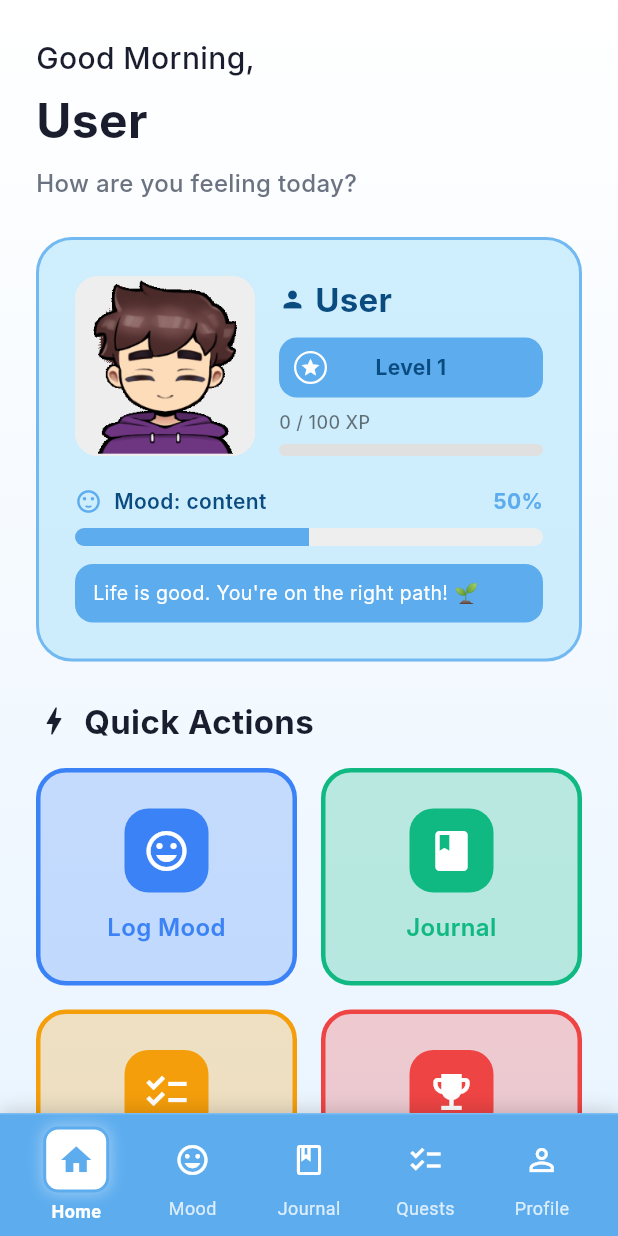
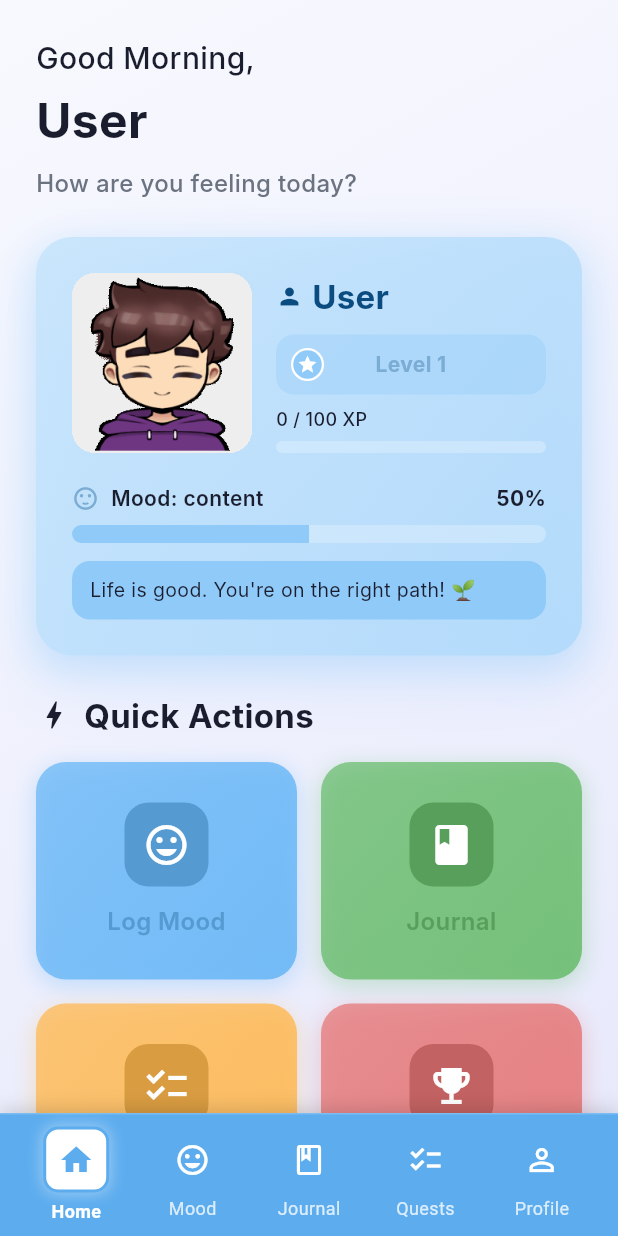
Before and after one commit to CSLiI/Gamified-mental-health-app, a Flutter app: the HomeNavigation screen opened by its route, on a phone screen of 412 x 824 dp. Run offline on Flutter 3.47's test engine with Material 3 defaults, Android fonts, the phone set to English and light mode, and no system bars; our stand-ins replace dio, flutter_riverpod, flutter_secure_storage, go_router, lottie, shared_preferences; accounts and stored records are empty; network calls fail; Roboto replaces fonts that are missing (Inter).

Commit message:
home page redesign

```diff
--- a/mental_health_app/lib/core/constants/app_colors.dart
+++ b/mental_health_app/lib/core/constants/app_colors.dart
@@ -1,15 +1,15 @@
 import 'package:flutter/material.dart';
 
 class AppColors {
-  // Primary Colors - Calming blue/purple theme
-  static const Color primary = Color(0xFF6B4EFF);
-  static const Color primaryLight = Color(0xFF9B7EFF);
-  static const Color primaryDark = Color(0xFF4A2FCC);
+  // Primary Colors - Calming sage green theme
+  static const Color primary = Color(0xFF7FB3A7);
+  static const Color primaryLight = Color(0xFFA8D5C9);
+  static const Color primaryDark = Color(0xFF5A9488);
 
-  // Secondary Colors - Warm accent
-  static const Color secondary = Color(0xFFFF6B9D);
-  static const Color secondaryLight = Color(0xFFFF9BBD);
-  static const Color secondaryDark = Color(0xFFCC4A7A);
+  // Secondary Colors - Soft lavender accent
+  static const Color secondary = Color(0xFFB4A5D8);
+  static const Color secondaryLight = Color(0xFFD4C9E8);
+  static const Color secondaryDark = Color(0xFF9382BC);
 
   // Background Colors - Sky Blue Theme (Darker/More Visible)
   static const Color background = Color(0xFFB3E5FC); // Medium sky blue
@@ -21,31 +21,31 @@ class AppColors {
   static const Color textSecondary = Color(0xFF6B7280);
   static const Color textTertiary = Color(0xFF9CA3AF);
 
-  // Mood Colors
-  static const Color moodHappy = Color(0xFFFFC107);
-  static const Color moodSad = Color(0xFF64B5F6);
-  static const Color moodAnxious = Color(0xFFFF7043);
-  static const Color moodCalm = Color(0xFF66BB6A);
-  static const Color moodAngry = Color(0xFFEF5350);
-  static const Color moodTired = Color(0xFF9575CD);
+  // Mood Colors - Softer, therapeutic tones
+  static const Color moodHappy = Color(0xFFFDD88C);
+  static const Color moodSad = Color(0xFF8BAED1);
+  static const Color moodAnxious = Color(0xFFE8A598);
+  static const Color moodCalm = Color(0xFF9BC9A3);
+  static const Color moodAngry = Color(0xFFD9897C);
+  static const Color moodTired = Color(0xFFB2A1CD);
 
-  // Character States
-  static const Color stateThriving = Color(0xFF4CAF50);
-  static const Color stateContent = Color(0xFF8BC34A);
-  static const Color stateStruggling = Color(0xFFFF9800);
-  static const Color stateNeedsSupport = Color(0xFFFF5252);
+  // Character States - Gentle wellness indicators
+  static const Color stateThriving = Color(0xFF81C784);
+  static const Color stateContent = Color(0xFFA5D6A7);
+  static const Color stateStruggling = Color(0xFFFFB74D);
+  static const Color stateNeedsSupport = Color(0xFFEF9A9A);
 
-  // Environment Colors
-  static const Color envVibrant = Color(0xFFFFD54F);
-  static const Color envPeaceful = Color(0xFF81C784);
-  static const Color envCloudy = Color(0xFFB0BEC5);
-  static const Color envStormy = Color(0xFF78909C);
+  // Environment Colors - Nature-inspired calm
+  static const Color envVibrant = Color(0xFFFEE8A7);
+  static const Color envPeaceful = Color(0xFFA8D5BA);
+  static const Color envCloudy = Color(0xFFD4DBE5);
+  static const Color envStormy = Color(0xFFA4B0BE);
 
-  // Status Colors
-  static const Color success = Color(0xFF10B981);
-  static const Color warning = Color(0xFFF59E0B);
-  static const Color error = Color(0xFFEF4444);
-  static const Color info = Color(0xFF3B82F6);
+  // Status Colors - Softer feedback
+  static const Color success = Color(0xFF66BB6A);
+  static const Color warning = Color(0xFFFFB74D);
+  static const Color error = Color(0xFFE57373);
+  static const Color info = Color(0xFF64B5F6);
 
   // Rarity Colors (for rewards)
   static const Color rarityCommon = Color(0xFF9E9E9E);
@@ -53,12 +53,12 @@ class AppColors {
   static const Color rarityEpic = Color(0xFF9C27B0);
   static const Color rarityLegendary = Color(0xFFFF9800);
 
-  // Game Theme Colors (new)
-  static const Color gameBlue = Color(0xFF5B8CFF);
-  static const Color gamePurple = Color(0xFF9678FF);
-  static const Color gameGreen = Color(0xFF4ECDC4);
-  static const Color gamePink = Color(0xFFFF6B8B);
-  static const Color gameYellow = Color(0xFFFFD166);
+  // Game Theme Colors - Calming pastels
+  static const Color gameBlue = Color(0xFF90CAF9);
+  static const Color gamePurple = Color(0xFFB39DDB);
+  static const Color gameGreen = Color(0xFF80CBC4);
+  static const Color gamePink = Color(0xFFF48FB1);
+  static const Color gameYellow = Color(0xFFFFF59D);
 
   // Gradients
   static const LinearGradient primaryGradient = LinearGradient(
@@ -90,27 +90,30 @@ class AppColors {
     end: Alignment.bottomRight,
   );
 
-  // Game Theme Gradients (new)
+  // Game Theme Gradients - Therapeutic and calming
   static const LinearGradient softGameGradient = LinearGradient(
-    colors: [Color(0xFF8093F1), Color(0xFF6DD3CE)], // Soft blue to teal
+    colors: [Color(0xFFB3E5F0), Color(0xFFC5E8D4)], // Sky to sage
     begin: Alignment.topCenter,
     end: Alignment.bottomCenter,
   );
 
   static const LinearGradient dreamyGradient = LinearGradient(
-    colors: [Color(0xFF7F7FD5), Color(0xFF91EAE4)], // Purple to aqua
+    colors: [Color(0xFFD4C5E8), Color(0xFFB3E5F0)], // Lavender to sky
     begin: Alignment.topCenter,
     end: Alignment.bottomCenter,
   );
 
   static const LinearGradient galaxyGradient = LinearGradient(
-    colors: [Color(0xFF434343), Color(0xFF394879)], // Dark to space blue
+    colors: [
+      Color(0xFF7986A6),
+      Color(0xFF8BA3C4)
+    ], // Muted indigo to periwinkle
     begin: Alignment.topCenter,
     end: Alignment.bottomCenter,
   );
 
   static const LinearGradient pastelsGradient = LinearGradient(
-    colors: [Color(0xFFA8E6CF), Color(0xFFDCEDC8)], // Mint to pale green
+    colors: [Color(0xFFBFE3D0), Color(0xFFE8F5E0)], // Mint to pale green
     begin: Alignment.topCenter,
     end: Alignment.bottomCenter,
   );
--- a/mental_health_app/lib/presentation/screens/home/home_screen.dart
+++ b/mental_health_app/lib/presentation/screens/home/home_screen.dart
@@ -115,22 +115,21 @@ class _HomeScreenState extends State<HomeScreen> {
     return Container(
       decoration: const BoxDecoration(
         gradient: LinearGradient(
+          begin: Alignment.topLeft,
+          end: Alignment.bottomRight,
           colors: [
-            Color(0xFFFFFFFF), // Pure white at top
-            Color(0xFFF5FAFF), // Very light blue-white
-            Color(0xFFEBF5FF), // Soft pastel blue-white
+            Color(0xFFF8F9FE),
+            Color(0xFFE8EAFC),
           ],
-          begin: Alignment.topCenter,
-          end: Alignment.bottomCenter,
-          stops: [0.0, 0.5, 1.0],
         ),
       ),
       child: SafeArea(
         child: _isLoading
             ? const Center(
                 child: CircularProgressIndicator(
-                valueColor: AlwaysStoppedAnimation<Color>(Colors.white),
-              ))
+                  valueColor: AlwaysStoppedAnimation<Color>(Colors.white),
+                ),
+              )
             : RefreshIndicator(
                 onRefresh: _loadData,
                 color: const Color(0xFF5CACEE),
@@ -218,26 +217,63 @@ class _HomeScreenState extends State<HomeScreen> {
 
     switch (characterState) {
       case 'thriving':
-        stateColor = const Color(0xFF4CAF50); // Green
+        stateColor = AppColors.stateThriving;
         break;
       case 'struggling':
-        stateColor = const Color(0xFFFFA726); // Orange
+        stateColor = AppColors.stateStruggling;
         break;
       case 'needs_support':
-        stateColor = const Color(0xFFF44336); // Red
+        stateColor = AppColors.stateNeedsSupport;
         break;
       default:
-        stateColor = const Color(0xFF5CACEE); // Baby blue
+        stateColor = AppColors.gameBlue; // brighter baby blue
     }
+
+    // Compute a contrasting text color against the mood-tinted background
+    final Color contrastTextColor = stateColor.computeLuminance() > 0.5
+        ? AppColors.textPrimary
+        : Colors.white;
+
+    // Brighter versions of state color for card background
+    final Color brighterStateColor =
+        Color.lerp(stateColor, Colors.white, 0.3) ?? stateColor;
+    final Color lightestStateColor =
+        Color.lerp(stateColor, Colors.white, 0.5) ?? stateColor;
+
+    // Slightly darker but still vibrant for level display text contrast
+    final Color darkerStateColor =
+        Color.lerp(stateColor, Colors.black, 0.15) ?? stateColor;
+
+    // Very light background for progress bars (lighter than card)
+    final Color progressBarBackground =
+        Color.lerp(stateColor, Colors.white, 0.7) ?? stateColor;
 
     return Container(
       padding: const EdgeInsets.all(24),
       decoration: BoxDecoration(
-        // Use a more visible pastel surface color
-        color: AppColors.background
-            .withValues(alpha: 0.6), // Medium sky blue with transparency
+        gradient: LinearGradient(
+          colors: [
+            lightestStateColor.withValues(alpha: 0.9),
+            brighterStateColor.withValues(alpha: 0.9),
+          ],
+          begin: Alignment.topLeft,
+          end: Alignment.bottomRight,
+        ),
         borderRadius: BorderRadius.circular(24),
-        border: Border.all(color: stateColor.withValues(alpha: 0.8), width: 2),
+        boxShadow: [
+          BoxShadow(
+            color: stateColor.withValues(alpha: 0.35),
+            blurRadius: 20,
+            offset: const Offset(0, 8),
+            spreadRadius: 3,
+          ),
+          BoxShadow(
+            color: stateColor.withValues(alpha: 0.18),
+            blurRadius: 40,
+            offset: const Offset(0, 16),
+            spreadRadius: 1,
+          ),
+        ],
       ),
       child: Column(
         children: [
@@ -293,7 +329,7 @@ class _HomeScreenState extends State<HomeScreen> {
                       width: double.infinity,
                       height: 40,
                       decoration: BoxDecoration(
-                        color: const Color(0xFF5CACEE).withValues(alpha: 51),
+                        color: stateColor.withValues(alpha: 0.35),
                         borderRadius: BorderRadius.circular(12),
                       ),
                       child: Row(
@@ -324,10 +360,10 @@ class _HomeScreenState extends State<HomeScreen> {
                               child: Text(
                                 'Level $level',
                                 textAlign: TextAlign.center,
-                                style: const TextStyle(
+                                style: TextStyle(
                                   fontSize: 14,
                                   fontWeight: FontWeight.bold,
-                                  color: Color(0xFF0A4B80),
+                                  color: darkerStateColor,
                                   height: 1.0,
                                 ),
                               ),
@@ -342,9 +378,9 @@ class _HomeScreenState extends State<HomeScreen> {
                     // XP Display
                     Text(
                       '$xp / $xpForNextLevel XP',
-                      style: const TextStyle(
+                      style: TextStyle(
                         fontSize: 12,
-                        color: Colors.black54,
+                        color: contrastTextColor,
                         fontWeight: FontWeight.w500,
                       ),
                     ),
@@ -355,9 +391,10 @@ class _HomeScreenState extends State<HomeScreen> {
                       child: LinearProgressIndicator(
                         value: xpProgress.clamp(0.0, 1.0).toDouble(),
                         minHeight: 8,
-                        backgroundColor: Colors.grey[300],
-                        valueColor: const AlwaysStoppedAnimation<Color>(
-                          Color(0xFF0A4B80),
+                        backgroundColor:
+                            progressBarBackground.withValues(alpha: 0.5),
+                        valueColor: AlwaysStoppedAnimation<Color>(
+                          stateColor,
                         ),
                       ),
                     ),
@@ -379,17 +416,17 @@ class _HomeScreenState extends State<HomeScreen> {
                       Icon(
                         _getMoodIcon(characterState),
                         size: 18,
-                        color: stateColor,
+                        color: darkerStateColor,
                       ),
                       const SizedBox(width: 8),
                       Tooltip(
                         message: _getFormattedState(characterState),
                         child: Text(
                           'Mood: $characterState',
-                          style: const TextStyle(
+                          style: TextStyle(
                             fontSize: 14,
                             fontWeight: FontWeight.w600,
-                            color: Color(0xFF0A4B80),
+                            color: contrastTextColor,
                           ),
                         ),
                       ),
@@ -400,7 +437,7 @@ class _HomeScreenState extends State<HomeScreen> {
                     style: TextStyle(
                       fontSize: 14,
                       fontWeight: FontWeight.bold,
-                      color: stateColor,
+                      color: contrastTextColor,
                     ),
                   ),
                 ],
@@ -410,7 +447,7 @@ class _HomeScreenState extends State<HomeScreen> {
                 borderRadius: BorderRadius.circular(10),
                 child: LinearProgressIndicator(
                   value: moodScore / 100,
-                  backgroundColor: Colors.grey[200],
+                  backgroundColor: progressBarBackground.withValues(alpha: 0.5),
                   valueColor: AlwaysStoppedAnimation<Color>(stateColor),
                   minHeight: 12,
                 ),
@@ -427,9 +464,9 @@ class _HomeScreenState extends State<HomeScreen> {
                 ),
                 child: Text(
                   _getCharacterMessage(characterState),
-                  style: const TextStyle(
+                  style: TextStyle(
                     fontSize: 13,
-                    color: Color(0xFFFFFFFF),
+                    color: contrastTextColor,
                   ),
                 ),
               ),
@@ -551,13 +588,29 @@ class _HomeScreenState extends State<HomeScreen> {
     required Color borderColor,
     required int index,
   }) {
+    // Darker version of the color for better contrast
+    final Color darkerColor = Color.lerp(color, Colors.black, 0.15) ?? color;
+
     return Container(
       decoration: BoxDecoration(
-        // Use a more visible pastel version of the card's theme color
-        color: color.withValues(
-            alpha: 0.25), // 25% opacity for more visible pastel effect
+        // Gradient background with the action card color
+        gradient: LinearGradient(
+          colors: [
+            color.withValues(alpha: 0.7),
+            color.withValues(alpha: 0.85),
+          ],
+          begin: Alignment.topLeft,
+          end: Alignment.bottomRight,
+        ),
         borderRadius: BorderRadius.circular(20),
-        border: Border.all(color: borderColor, width: 3), // Thicker outline
+        boxShadow: [
+          BoxShadow(
+            color: color.withValues(alpha: 0.3),
+            blurRadius: 12,
+            offset: const Offset(0, 4),
+            spreadRadius: 1,
+          ),
+        ],
       ),
       child: Material(
         color: Colors.transparent,
@@ -591,7 +644,7 @@ class _HomeScreenState extends State<HomeScreen> {
                 Container(
                   padding: const EdgeInsets.all(12),
                   decoration: BoxDecoration(
-                    color: color, // Solid color for icon background
+                    color: darkerColor, // Darker color for icon background
                     borderRadius: BorderRadius.circular(16),
                   ),
                   child: Icon(icon,
@@ -603,7 +656,7 @@ class _HomeScreenState extends State<HomeScreen> {
                   style: TextStyle(
                     fontSize: 16,
                     fontWeight: FontWeight.w600,
-                    color: borderColor, // Text color matches outline
+                    color: darkerColor, // Darker text for better contrast
                   ),
                   textAlign: TextAlign.center,
                 ),
```
Also changed, not shown: mental_health_app/flutter_02.png (added).
